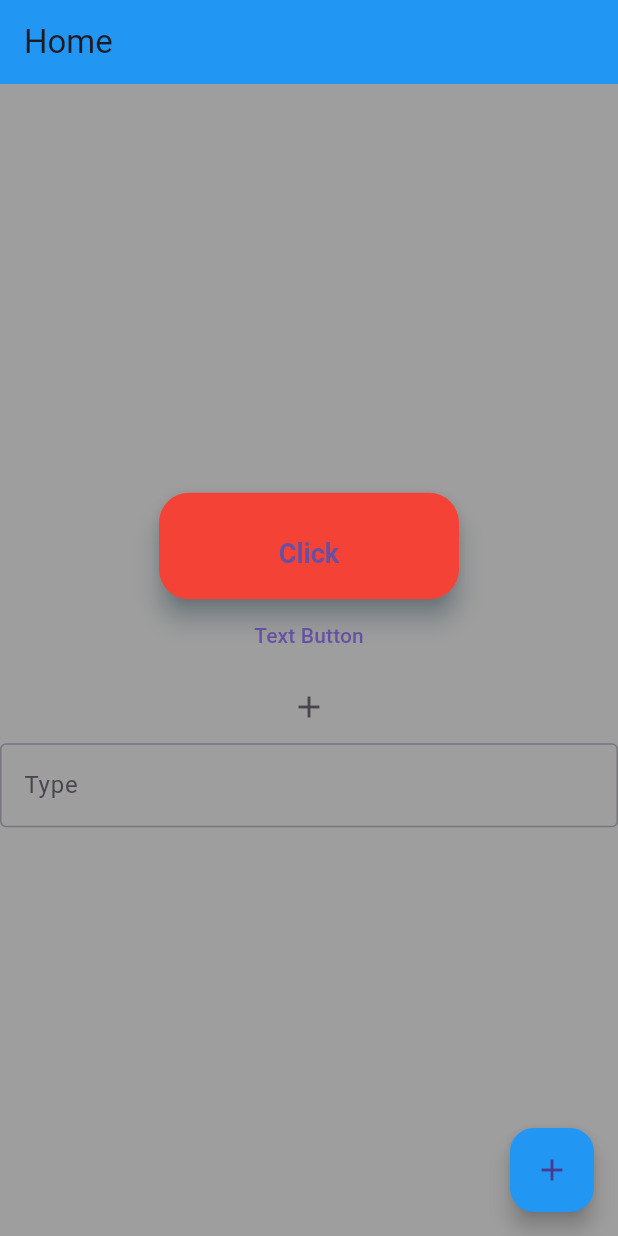
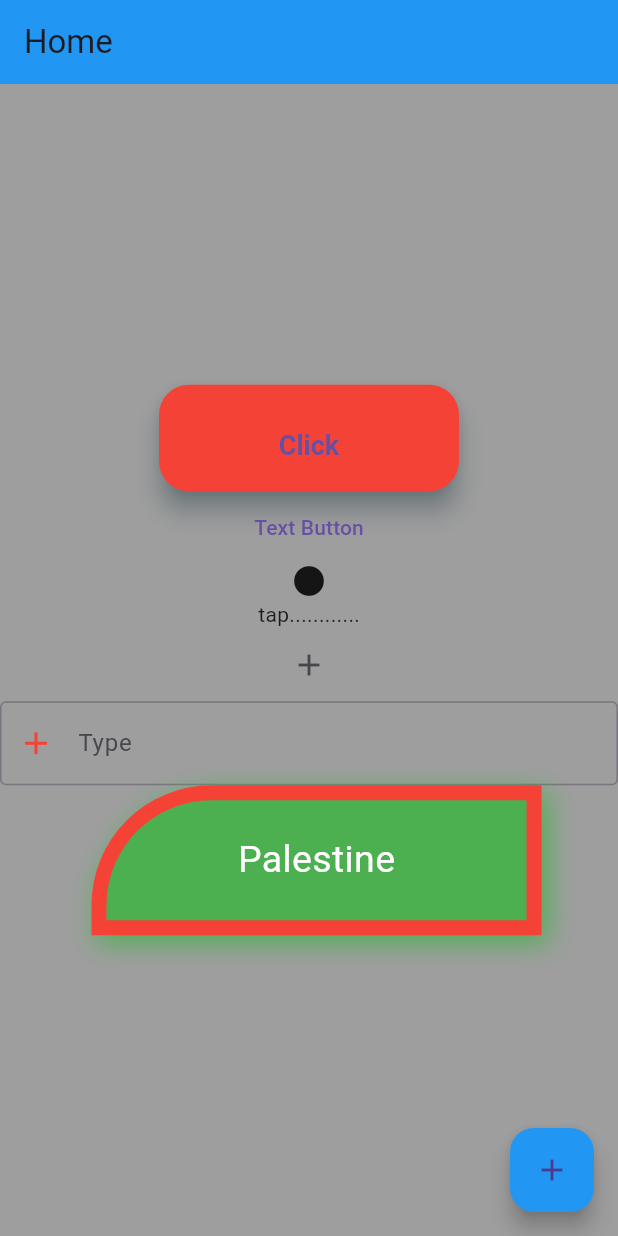
Before and after one commit to nahidul-CSE/helloworld, a Flutter app: the screen it shows after launch, on a phone screen of 412 x 824 dp. Run offline on Flutter 3.47's test engine with Material 3 defaults, Android fonts, the phone set to English and light mode, and no system bars.

Commit message:
Merge remote-tracking branch 'origin/m-7-v-1-button' into m-7-v-1-button
# Conflicts:
#	lib/main.dart

```diff
--- a/lib/main.dart
+++ b/lib/main.dart
@@ -61,6 +61,23 @@ class HomeScreen extends StatelessWidget {
               }
               );
             }, child: Text('Text Button',),),
+            GestureDetector(
+              onTap: (){
+                print('tapped gesture');
+              },
+              child: Icon(Icons.circle),
+
+            ),
+            InkWell(
+              onTap: (){
+                print('tapped inkwell');
+              },
+              child: Text('tap............'),
+              radius: 8,
+              splashColor: Colors.red,
+              highlightColor: Colors.blue,
+
+            ),
             IconButton(onPressed: (){}, icon: Icon(Icons.add),),
             TextField(
               //controller: ,
@@ -76,12 +93,14 @@ class HomeScreen extends StatelessWidget {
                 },
                 );
               },
+
               onChanged: (String input){
                 print(input);
               },
               keyboardType: TextInputType.text,
               textInputAction: TextInputAction.search,
               decoration: InputDecoration(
+                prefixIcon: Icon(Icons.add, color: Colors.red, size: 25,),
                 enabled: true,
                 hintText: 'Enter Data',
                 label: Text('Type'),
@@ -100,6 +119,33 @@ class HomeScreen extends StatelessWidget {
                 ),
               ),
             ),
+            Container(
+              margin: EdgeInsets.only(left: 10,),
+              padding: EdgeInsets.all(20),
+              child: Text('Palestine',style: TextStyle(color: Colors.white, fontSize: 25),),
+              alignment: Alignment.center,
+              height: 100,
+              width: 300,
+              decoration: BoxDecoration(
+                color: Colors.green,
+                borderRadius: BorderRadius.only(
+                  topLeft: Radius.circular(80),
+                ),
+                border: Border.all(
+                  color: Colors.red,
+                  width: 10,
+                ),
+                boxShadow: [
+                  BoxShadow(
+                    color: Colors.green,
+                    blurRadius: 15,
+                    offset: Offset(4, 5),
+                  ),
+                ],
+
+              ),
+            ),
+
           ],
         ),
       ),
```
